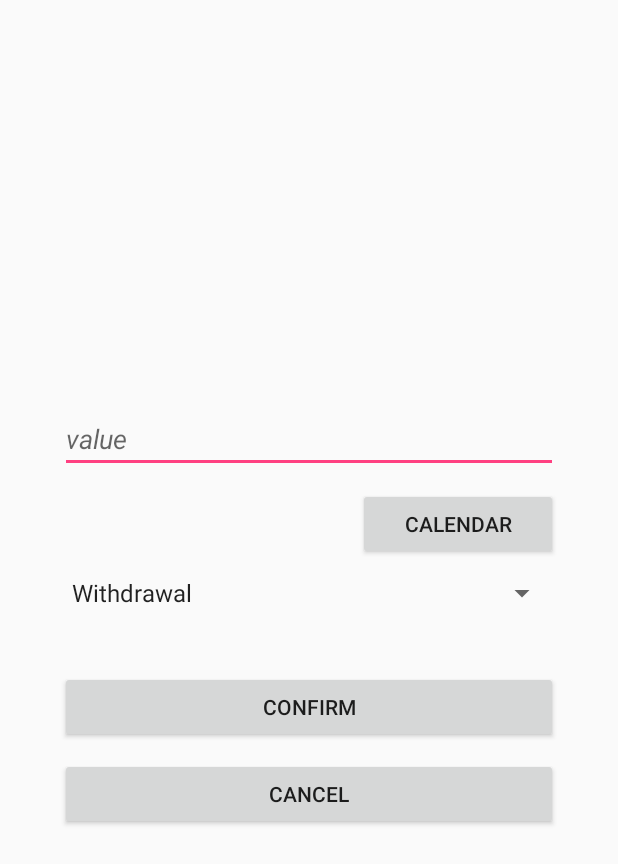
After one commit to rrosatti/cash-bucket, an Android app: the NewCashMovementActivity screen opened directly, with no data from a screen before it, on a phone screen of 412 x 824 dp. The commit adds this screen. Shown: the top 864 px of the screen. Run offline under Robolectric (Android 15) with nearby library versions, the light colour scheme and no system bars.

Commit message:
create activity_new_cash_movement.xml and NewCashMovementActivity.java. Make some changes in the database structure (cash_movement table)

```diff
--- a/app/build.gradle
+++ b/app/build.gradle
@@ -25,5 +25,6 @@ dependencies {
         exclude group: 'com.android.support', module: 'support-annotations'
     })
     compile 'com.android.support:appcompat-v7:23.4.0'
+    compile 'com.android.support:design:23.4.0'
     testCompile 'junit:junit:4.12'
 }
--- a/app/src/main/AndroidManifest.xml
+++ b/app/src/main/AndroidManifest.xml
@@ -7,7 +7,7 @@
         android:icon="@mipmap/ic_launcher"
         android:label="@string/app_name"
         android:supportsRtl="true"
-        android:theme="@style/AppTheme">
+        android:theme="@style/AppTheme2">
         <activity android:name=".activity.LoginActivity">
             <intent-filter>
                 <action android:name="android.intent.action.MAIN" />
@@ -19,6 +19,7 @@
         <activity android:name=".activity.MainActivity" />
         <activity android:name=".activity.SignUpActivity" />
         <activity android:name=".activity.CreateBankAccountActivity"/>
+        <activity android:name=".activity.NewCashMovementActivity" />
 
     </application>
 
--- /dev/null
+++ b/app/src/main/java/com/example/rodri/cashbucket/activity/NewCashMovementActivity.java
@@ -0,0 +1,152 @@
+package com.example.rodri.cashbucket.activity;
+
+import android.app.DatePickerDialog;
+import android.os.Bundle;
+import android.support.annotation.Nullable;
+import android.support.v7.app.AppCompatActivity;
+import android.view.View;
+import android.widget.AdapterView;
+import android.widget.ArrayAdapter;
+import android.widget.Button;
+import android.widget.DatePicker;
+import android.widget.EditText;
+import android.widget.Spinner;
+import android.widget.TextView;
+import android.widget.Toast;
+
+import com.example.rodri.cashbucket.R;
+import com.example.rodri.cashbucket.database.MyDataSource;
+import com.example.rodri.cashbucket.model.Login;
+
+import java.util.Arrays;
+import java.util.Calendar;
+import java.util.List;
+import java.util.TimeZone;
+
+/**
+ * Created by rodri on 1/4/2017.
+ */
+
+public class NewCashMovementActivity extends AppCompatActivity {
+
+    private EditText etValue;
+    private TextView txtDate;
+    private Button btCalendar;
+    private Button btConfirm;
+    private Button btCancel;
+    private Spinner spinnerTypes;
+    private MyDataSource dataSource;
+    private long userId = 0;
+    private int day = 0, month = 0, year = 0;
+    private String date;
+    private List<String> spinValues;
+    private ArrayAdapter<String> adapterTypes;
+    private int selectedType = -1;
+
+    @Override
+    protected void onCreate(@Nullable Bundle savedInstanceState) {
+        super.onCreate(savedInstanceState);
+        setContentView(R.layout.activity_new_cash_movement);
+
+        iniViews();
+        userId = Login.getInstance().getUserId();
+        dataSource = new MyDataSource(NewCashMovementActivity.this);
+
+        btCalendar.setOnClickListener(new View.OnClickListener() {
+            @Override
+            public void onClick(View v) {
+                DatePickerDialog.OnDateSetListener dateSetListener = new DatePickerDialog.OnDateSetListener() {
+                    @Override
+                    public void onDateSet(DatePicker view, int _year, int monthOfYear, int dayOfMonth) {
+                        day = dayOfMonth;
+                        month = monthOfYear + 1;
+                        year = _year;
+
+                        String sDay = String.valueOf(day);
+                        String sMonth = String.valueOf(month);
+                        String sYear = String.valueOf(year);
+                        if (month < 10) {
+                            sMonth = "0" + sMonth;
+                        }
+                        if (day < 10) {
+                            sDay = "0" + sDay;
+                        }
+                        date = sDay+"/"+sMonth+"/"+sYear;
+                        txtDate.setText(date);
+                        Toast.makeText(NewCashMovementActivity.this, date, Toast.LENGTH_SHORT).show();
+                    }
+                };
+
+                Calendar cal = Calendar.getInstance(TimeZone.getDefault());
+                DatePickerDialog datePickerDialog = new DatePickerDialog(NewCashMovementActivity.this, R.style.AppTheme2,
+                        dateSetListener, cal.get(Calendar.YEAR), cal.get(Calendar.MONTH), cal.get(Calendar.DAY_OF_MONTH));
+
+                datePickerDialog.show();
+            }
+        });
+
+        spinValues = Arrays.asList(getResources().getStringArray(R.array.list_cash_movement_types));
+        adapterTypes = new ArrayAdapter<>(this, android.R.layout.simple_spinner_item, spinValues);
+        spinnerTypes.setAdapter(adapterTypes);
+
+        spinnerTypes.setOnItemSelectedListener(new AdapterView.OnItemSelectedListener() {
+            @Override
+            public void onItemSelected(AdapterView<?> parent, View view, int position, long id) {
+                selectedType = position;
+            }
+
+            @Override
+            public void onNothingSelected(AdapterView<?> parent) {
+
+            }
+        });
+
+        btConfirm.setOnClickListener(new View.OnClickListener() {
+            @Override
+            public void onClick(View v) {
+                double value = 0.0;
+                value = Double.parseDouble(etValue.getText().toString());
+
+                if (value == 0) {
+                    Toast.makeText(NewCashMovementActivity.this, R.string.toast_value_field_empty, Toast.LENGTH_SHORT).show();
+                    return;
+                } else if (day == 0) {
+                    Toast.makeText(NewCashMovementActivity.this, R.string.toast_date_field_empty, Toast.LENGTH_SHORT).show();
+                    return;
+                } else {
+
+                    try {
+                        dataSource.open();
+
+                        long id = dataSource.createCashMovement(value, selectedType+1, day, month, year, userId);
+
+                        if (id != 0) {
+                            // change bank account or wallet
+
+                            Toast.makeText(NewCashMovementActivity.this, "YEAY! " + selectedType, Toast.LENGTH_SHORT).show();
+                            finish();
+                        } else {
+                            Toast.makeText(NewCashMovementActivity.this, R.string.toast_something_went_wrong,
+                                    Toast.LENGTH_SHORT).show();
+                        }
+
+                    } catch (Exception e) {
+                        e.printStackTrace();
+                        dataSource.close();
+                    }
+                }
+
+            }
+        });
+
+    }
+
+    private void iniViews() {
+        etValue = (EditText) findViewById(R.id.activityNewCM_etValue);
+        txtDate = (TextView) findViewById(R.id.activityNewCM_txtDate);
+        btCalendar = (Button) findViewById(R.id.activityNewCM_btCalendar);
+        btConfirm = (Button) findViewById(R.id.activityNewCM_btConfirm);
+        btCancel = (Button) findViewById(R.id.activityNewCM_btCancel);
+        spinnerTypes = (Spinner) findViewById(R.id.activityNewCM_spinType);
+    }
+}
--- a/app/src/main/java/com/example/rodri/cashbucket/database/MySQLiteHelper.java
+++ b/app/src/main/java/com/example/rodri/cashbucket/database/MySQLiteHelper.java
@@ -50,10 +50,11 @@ public class MySQLiteHelper extends SQLiteOpenHelper {
     // User Wallet columns name { user_id }
     public static final String COLUMN_WALLET_ID = "wallet_id";
 
-    // Cash Movement columns name { id, user_id }
+    // Cash Movement columns name { id, user_id , day}
     public static final String COLUMN_PRICE = "price";
-    public static final String COLUMN_DATE = "date";
     public static final String COLUMN_TYPE = "type";
+    public static final String COLUMN_MONTH = "month";
+    public static final String COLUMN_YEAR = "year";
 
 
     /**  ----------- CREATING TABLES ----------- */
@@ -103,8 +104,10 @@ public class MySQLiteHelper extends SQLiteOpenHelper {
             "CREATE TABLE " + TABLE_CASH_MOVEMENT + " ("
             + KEY_ID + " INTEGER PRIMARY KEY AUTOINCREMENT, "
             + COLUMN_PRICE + " REAL NOT NULL, "
-            + COLUMN_DATE + " INTEGER NOT NULL, "
             + COLUMN_TYPE + " INTEGER NOT NULL, "
+            + COLUMN_DAY + " INTEGER NOT NULL, "
+            + COLUMN_MONTH + " INTEGER NOT NULL, "
+            + COLUMN_YEAR + " INTEGER NOT NULL, "
             + COLUMN_USER_ID + " INTEGER NOT NULL, "
             + "FOREIGN KEY (" + COLUMN_USER_ID + ") REFERENCES " + TABLE_USER + " (" + KEY_ID + "));";
 
--- a/app/src/main/java/com/example/rodri/cashbucket/model/Login.java
+++ b/app/src/main/java/com/example/rodri/cashbucket/model/Login.java
@@ -42,6 +42,7 @@ public class Login {
         this.username = username;
         this.password = password;
         this.context = context;
+        dataSource = new MyDataSource(context);
         try {
             dataSource.open();
 
--- /dev/null
+++ b/app/src/main/res/layout/activity_new_cash_movement.xml
@@ -0,0 +1,63 @@
+<?xml version="1.0" encoding="utf-8"?>
+<RelativeLayout xmlns:android="http://schemas.android.com/apk/res/android"
+    android:layout_width="match_parent" android:layout_height="match_parent" android:padding="40dp">
+
+    <LinearLayout
+        android:layout_width="match_parent"
+        android:layout_height="wrap_content"
+        android:orientation="vertical"
+        android:layout_centerInParent="true">
+
+        <EditText
+            android:id="@+id/activityNewCM_etValue"
+            android:layout_width="match_parent"
+            android:layout_height="wrap_content"
+            android:hint="@string/hint_value"
+            android:textStyle="italic"
+            android:inputType="numberDecimal" />
+
+        <LinearLayout
+            android:layout_width="match_parent"
+            android:layout_height="wrap_content"
+            android:orientation="horizontal"
+            android:layout_marginTop="10dp">
+
+            <TextView
+                android:id="@+id/activityNewCM_txtDate"
+                android:layout_width="0dp"
+                android:layout_height="wrap_content"
+                android:layout_weight="3"/>
+
+            <Button
+                android:id="@+id/activityNewCM_btCalendar"
+                android:layout_width="0dp"
+                android:layout_height="wrap_content"
+                android:text="@string/button_calendar"
+                android:layout_weight="2"/>
+
+        </LinearLayout>
+
+        <Spinner
+            android:id="@+id/activityNewCM_spinType"
+            android:layout_width="match_parent"
+            android:layout_height="wrap_content"
+            android:layout_marginTop="10dp"/>
+
+        <Button
+            android:id="@+id/activityNewCM_btConfirm"
+            android:layout_width="match_parent"
+            android:layout_height="wrap_content"
+            android:text="@string/button_confirm"
+            android:layout_marginTop="40dp"/>
+
+        <Button
+            android:id="@+id/activityNewCM_btCancel"
+            android:layout_width="match_parent"
+            android:layout_height="wrap_content"
+            android:text="@string/button_cancel"
+            android:layout_marginTop="10dp"/>
+
+
+    </LinearLayout>
+
+</RelativeLayout>
--- a/app/src/main/res/values/strings.xml
+++ b/app/src/main/res/values/strings.xml
@@ -13,6 +13,8 @@
     <string name="button_signup">Sign up</string>
     <string name="button_login">Login</string>
     <string name="button_confirm">Confirm</string>
+    <string name="button_calendar">Calendar</string>
+    <string name="button_cancel">Cancel</string>
 
     <!-- Toast -->
     <string name="toast_name_field_empty">The personal name field cannot be empty!</string>
@@ -27,6 +29,7 @@
     <string name="toast_bank_account_created_successfully">The bank account was created successfully!</string>
     <string name="toast_login_failure">Username or password is invalid.</string>
     <string name="toast_login_success">Welcome!</string>
+    <string name="toast_date_field_empty">You have to set a date!</string>
 
     <!-- TextView -->
     <string name="tView_bank_account">Bank Account</string>
@@ -34,4 +37,11 @@
     <!-- Check Box -->
     <string name="check_box_auto_deposit">Auto-deposit</string>
 
+    <!-- Cash Movement Type -->
+    <string-array name="list_cash_movement_types">
+        <item>Withdrawal</item>
+        <item>Normal Expense</item>
+        <item>Credit Card Expense</item>
+    </string-array>
+
 </resources>
--- a/app/src/main/res/values/styles.xml
+++ b/app/src/main/res/values/styles.xml
@@ -8,4 +8,15 @@
         <item name="colorAccent">@color/colorAccent</item>
     </style>
 
+    <style name="AppTheme2" parent="Theme.AppCompat.Light.DarkActionBar">
+        <!-- Customize your theme here. -->
+        <item name="colorPrimary">@color/colorPrimary</item>
+        <item name="colorPrimaryDark">@color/colorPrimaryDark</item>
+        <item name="colorAccent">@color/colorAccent</item>
+        <item name="windowActionBar">false</item>
+        <item name="windowNoTitle">true</item>
+    </style>
+
+
+
 </resources>
```
Also changed, not shown: app/src/main/java/com/example/rodri/cashbucket/database/MyDataSource.java (+17 -8 lines), app/src/main/java/com/example/rodri/cashbucket/fragment/CashFlowFragment.java (+27 -0 lines), app/src/main/java/com/example/rodri/cashbucket/model/CashMovement.java (+28 -11 lines), app/src/main/java/com/example/rodri/cashbucket/tabs/SlidingTabLayout.java (+7 -0 lines), app/src/main/res/color/selector.xml (added, +7 -0 lines), app/src/main/res/layout/activity_login.xml (+7 -7 lines), app/src/main/res/layout/tab_cash_flow.xml (+17 -4 lines), app/src/main/res/drawable/plus_white.png (added).
